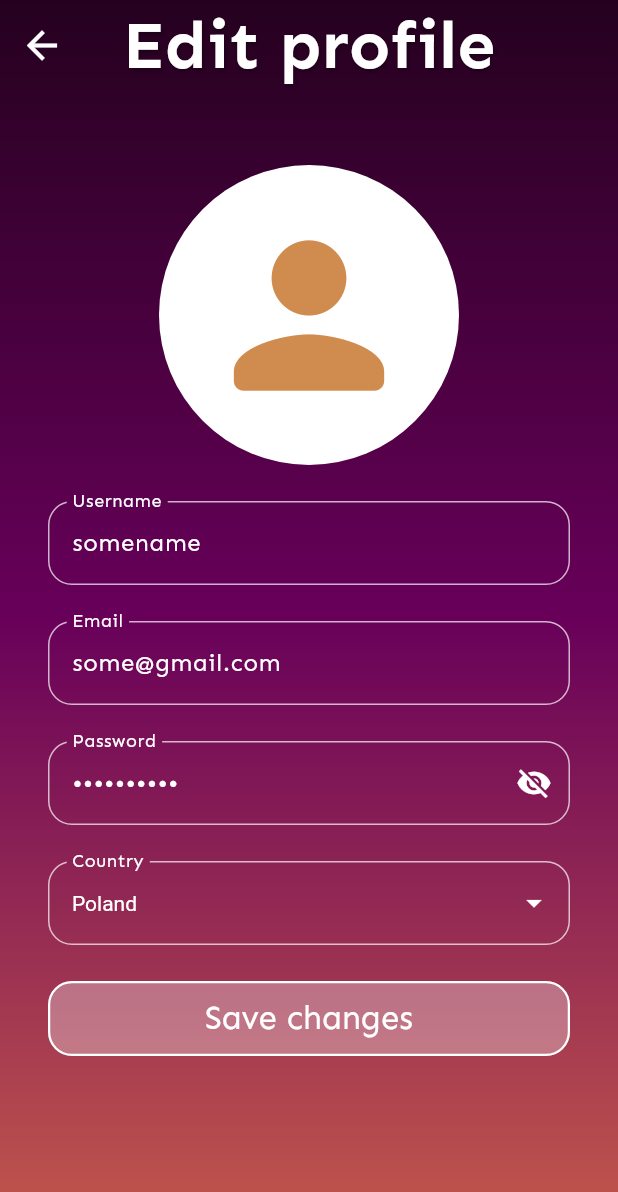
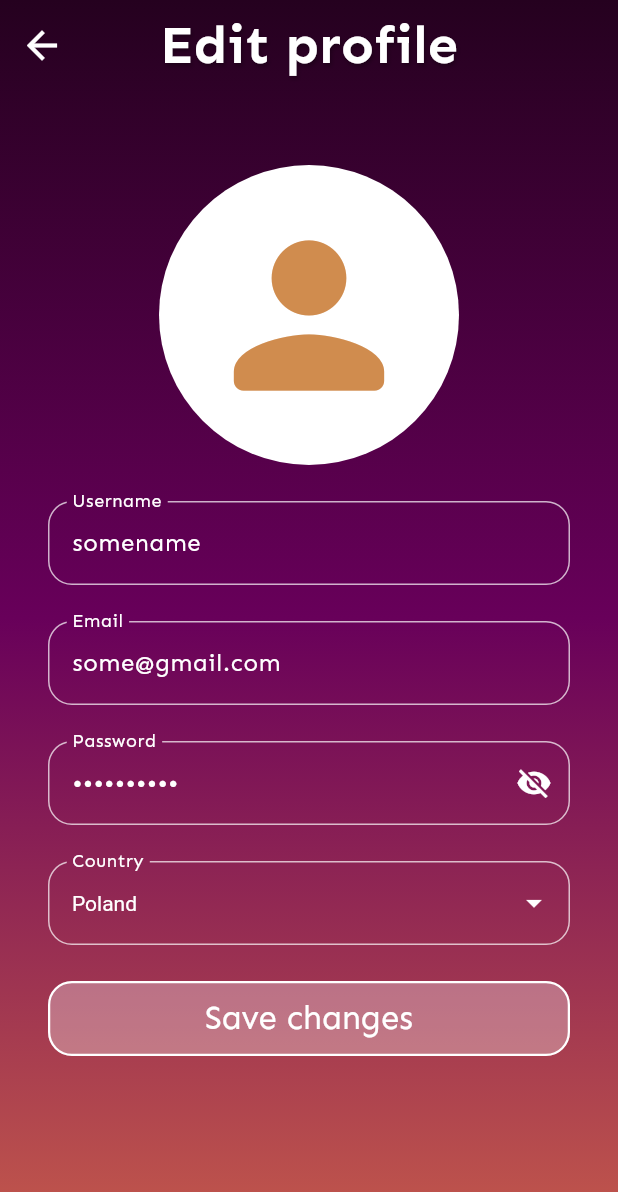
Before and after one commit to izabelakalenik/ZPI-project, a Flutter app: the EditProfileScreen screen opened directly, on a phone screen of 412 x 824 dp. Shown: the top 1192 px of the screen. Run offline on Flutter 3.47's test engine with Material 3 defaults, Android fonts, the phone set to English and light mode, and no system bars; our stand-ins replace equatable, firebase_auth, firebase_core, firebase_storage, flutter_bloc, flutter_card_swiper and 5 more; missing offline and left inert: feedback, flutter_email_sender, mobile_scanner, screen_brightness, shake_detector; accounts and stored records are empty; generated files the repository leaves out were written again; network calls fail.

Commit message:
change the title size, change app title, change icon

```diff
--- a/lib/styles/layouts.dart
+++ b/lib/styles/layouts.dart
@@ -143,7 +143,7 @@ class CustomAppBar extends StatelessWidget implements PreferredSizeWidget {
         toolbarHeight: height,
         title: Text(
           text,
-          style: Theme.of(context).textTheme.displayMedium?.copyWith(
+          style: Theme.of(context).textTheme.displaySmall?.copyWith(
             shadows: [
               Shadow(
                 offset: Offset(1.0, 2.0),
```
Also changed, not shown: 68 other files.
